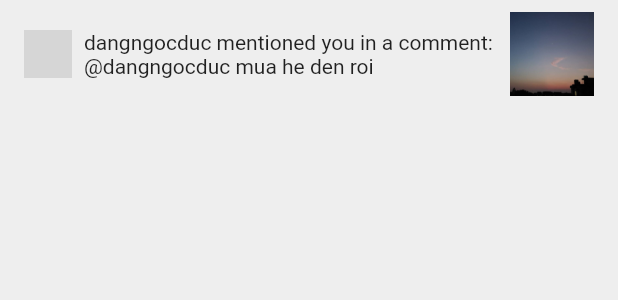
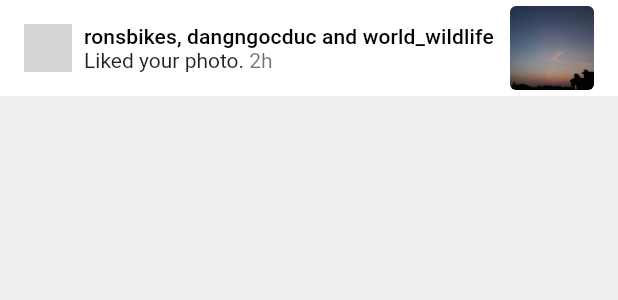
Before and after one commit to dangngocduc/instagram_flutter, a Flutter app: the ActivityItemWidget widget shown alone on an empty page, opened directly, on a phone screen of 412 x 824 dp. Shown: the top 300 px of the screen. Run offline on Flutter 3.47's test engine with Material 2 defaults, Android fonts, the phone set to English and light mode, and no system bars; our stand-ins replace flutter_svg, google_fonts, tuple; network calls fail; grey boxes are pictures that could not be loaded.

Commit message:
[DEV] Update UI Home, Activity

```diff
--- a/lib/features/activity/activity_item_widget.dart
+++ b/lib/features/activity/activity_item_widget.dart
@@ -4,9 +4,12 @@ import 'dart:developer' as developer;
 class ActivityItemWidget extends StatelessWidget {
   @override
   Widget build(BuildContext context) {
-    return Container(
+    return Material(
+      color: Theme.of(context).cardColor,
+      child: InkWell(
+        child: Container(
           padding: EdgeInsets.symmetric(
-        vertical: 8,
+              vertical: 4,
               horizontal: 16
           ),
           child: Row(
@@ -21,20 +24,30 @@ class ActivityItemWidget extends StatelessWidget {
                   ),
                   child: RichText(text: TextSpan(
                       children: [
-                TextSpan(text: 'dangngocduc', style: Theme.of(context).textTheme.bodyText2),
-                TextSpan(text: ' mentioned you in a comment: @dangngocduc mua he den roi', style: Theme.of(context).textTheme.bodyText2)
+                        TextSpan(text: 'ronsbikes, dangngocduc and world_wildlife', style: Theme.of(context).textTheme.subtitle2),
+                        TextSpan(text: ' Liked your photo.', style: Theme.of(context).textTheme.bodyText2),
+                        TextSpan(text: ' 2h', style: Theme.of(context).textTheme.bodyText2.copyWith(
+                            color: Theme.of(context).colorScheme.onBackground.withOpacity(0.56)
+                        ))
                       ]
                   ))
               )),
               Container(
                 width: 56,
                 height: 56,
-            decoration: BoxDecoration(
-              image: DecorationImage(image: AssetImage('assets/sample/search_demo1.jpg'), fit: BoxFit.cover)
+                decoration: ShapeDecoration(
+                    image: DecorationImage(image: AssetImage('assets/sample/search_demo1.jpg'), fit: BoxFit.cover),
+                    shape: RoundedRectangleBorder(
+                        borderRadius: BorderRadius.all(Radius.circular(4))
+                    )
                 ),
               )
             ],
           ),
+        ),
+        onTap: () {
+        },
+      )
     );
   }
 }
--- a/lib/widgets/feed/header_widget.dart
+++ b/lib/widgets/feed/header_widget.dart
@@ -26,7 +26,11 @@ class HeaderWidget extends StatelessWidget {
                 mainAxisSize: MainAxisSize.min,
                 crossAxisAlignment: CrossAxisAlignment.start,
                 children: <Widget>[
-                  Text('dangngocduc', style: Theme.of(context).textTheme.bodyText2,),
+                  DefaultTextStyle(
+                      style: Theme.of(context).textTheme.bodyText2.copyWith(
+                        fontWeight: FontWeight.w600
+                      ),
+                      child: Text('dangngocduc'),),
                   Text('Hà Nội, Viêt Nam', style: Theme.of(context).textTheme.caption,)
                 ],
               ),
```
Also changed, not shown: instagram_datasource/lib/instagramdatasource.dart (added, +7 -0 lines), instagram_datasource/pubspec.yaml (added, +53 -0 lines), lib/application.dart (+17 -5 lines), lib/features/activity/activity_page.dart (+8 -4 lines), lib/widgets/feed/info_widget.dart (+22 -2 lines), demo/activity_page_dark.png (added), demo/activity_page_light.png (added), demo/home_page_dark.png, demo/home_page_light.png, 7 other files. Lines whose indentation alone changed are shown as unchanged.
